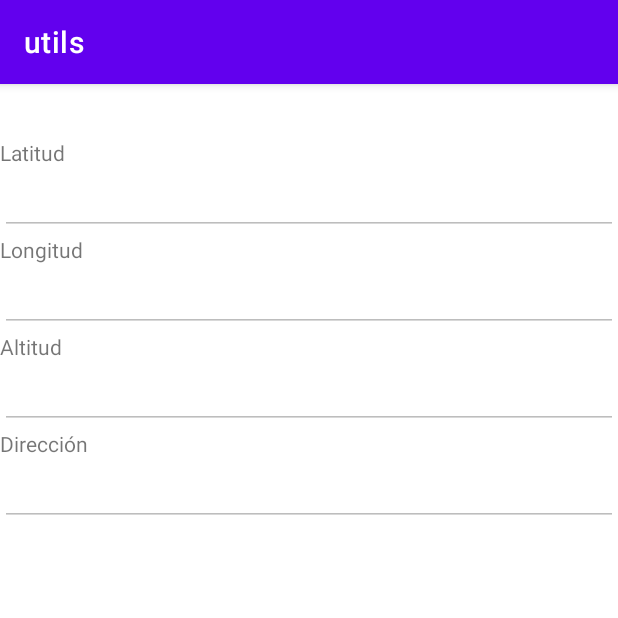
After one commit to speed1test/KotlinUtils, an Android app: the fragment GPSFragment shown on its own in the app's theme, on a phone screen of 412 x 824 dp, the top half of it. The commit adds this screen. Run offline under Robolectric (Android 15) with nearby library versions, the phone set to English and light mode, and no system bars.

Commit message:
Agrego función de GPS a la app

```diff
--- /dev/null
+++ b/app/src/main/java/com/example/utils/ui/GPSFragment.kt
@@ -0,0 +1,79 @@
+package com.example.utils.ui
+import android.Manifest
+import android.annotation.SuppressLint
+import android.content.Context
+import android.content.pm.PackageManager
+import android.location.Geocoder
+import android.location.Location
+import android.location.LocationListener
+import android.location.LocationManager
+import android.os.Bundle
+import android.view.LayoutInflater
+import android.view.View
+import android.view.ViewGroup
+import android.widget.EditText
+import android.widget.Toast
+import androidx.core.content.ContextCompat
+import androidx.fragment.app.Fragment
+import com.example.utils.R
+class GPSFragment : Fragment(), LocationListener {
+    private lateinit var edtLatitud: EditText
+    private lateinit var edtLongitud: EditText
+    private lateinit var edtAltitud: EditText
+    private lateinit var edtDireccion: EditText
+    private lateinit var locationManager: LocationManager
+    private lateinit var geoCoder: Geocoder
+    private val locationPermissionCode = 2
+    override fun onCreateView(
+        inflater: LayoutInflater, container: ViewGroup?,
+        savedInstanceState: Bundle?
+    ): View? {
+        val fragment = inflater.inflate(R.layout.fragment_g_p_s, container, false)
+        edtLatitud = fragment.findViewById(R.id.edtLatitud)
+        edtLongitud = fragment.findViewById(R.id.edtlongitud)
+        edtAltitud = fragment.findViewById(R.id.edtAltitud)
+        edtDireccion = fragment.findViewById(R.id.edtDireccion)
+        geoCoder = Geocoder(context)
+        locationManager = requireActivity().getSystemService(Context.LOCATION_SERVICE) as
+                LocationManager
+        if ((ContextCompat.checkSelfPermission(requireActivity(),
+                Manifest.permission.ACCESS_FINE_LOCATION) !=
+                    PackageManager.PERMISSION_GRANTED)) {
+            requestPermissions(arrayOf(Manifest.permission.ACCESS_FINE_LOCATION),
+                locationPermissionCode)
+        } else {
+            initLocation()
+        }
+        return fragment
+    }
+    override fun onLocationChanged(location: Location) {
+        edtLatitud.setText(location.latitude.toString())
+        edtAltitud.setText(location.altitude.toString())
+        edtLongitud.setText(location.longitude.toString())
+        val dir = geoCoder.getFromLocation(location.latitude, location.longitude, 1)
+        if (dir != null && dir.count() > 0) {
+            val direccion = dir.first()
+            edtDireccion.setText("${direccion.locality}, ${direccion.subAdminArea}, ${direccion.countryName}")
+        }
+    }
+    override fun onRequestPermissionsResult(requestCode: Int, permissions: Array<out String>,
+                                            grantResults: IntArray) {
+        if (requestCode == locationPermissionCode) {
+            if (grantResults.isNotEmpty() && grantResults[0] ==
+                PackageManager.PERMISSION_GRANTED) {
+                initLocation()
+            }
+            else {
+                Toast.makeText(context, "Permiso para GPS denegado",
+                    Toast.LENGTH_SHORT).show()
+            }
+        }
+    }
+    @SuppressLint("MissingPermission")
+    private fun initLocation() {
+        locationManager.getLastKnownLocation(LocationManager.GPS_PROVIDER)?.let {
+            onLocationChanged(it)
+        }
+        locationManager.requestLocationUpdates(LocationManager.GPS_PROVIDER, 10, 0f, this)
+    }
+}
--- /dev/null
+++ b/app/src/main/res/layout/fragment_g_p_s.xml
@@ -0,0 +1,55 @@
+<?xml version="1.0" encoding="utf-8"?>
+<LinearLayout xmlns:android="http://schemas.android.com/apk/res/android"
+    xmlns:tools="http://schemas.android.com/tools"
+    android:layout_width="fill_parent"
+    android:layout_height="fill_parent"
+    android:orientation="vertical"
+    tools:context=".ui.GPSFragment" >
+    <View
+        android:layout_width="match_parent"
+        android:layout_height="36dp" />
+    <TextView
+        android:layout_width="match_parent"
+        android:layout_height="wrap_content"
+        android:text="@string/txtLatitud" >
+    </TextView>
+    <EditText
+        android:id="@+id/edtLatitud"
+        android:layout_width="match_parent"
+        android:layout_height="wrap_content"
+        android:enabled="false"
+        android:width="1dp" />
+    <TextView
+        android:layout_width="match_parent"
+        android:layout_height="wrap_content"
+        android:text="@string/txtLongitud" >
+    </TextView>
+    <EditText
+        android:id="@+id/edtlongitud"
+        android:layout_width="match_parent"
+        android:layout_height="wrap_content"
+        android:enabled="false"
+        android:width="1dp" />
+    <TextView
+        android:layout_width="match_parent"
+        android:layout_height="wrap_content"
+        android:text="@string/txtAltitud" >
+    </TextView>
+    <EditText
+        android:id="@+id/edtAltitud"
+        android:layout_width="match_parent"
+        android:layout_height="wrap_content"
+        android:enabled="false"
+        android:width="1dp" />
+    <TextView
+        android:layout_width="match_parent"
+        android:layout_height="wrap_content"
+        android:text="@string/txtDireccion" >
+    </TextView>
+    <EditText
+        android:id="@+id/edtDireccion"
+        android:layout_width="match_parent"
+        android:layout_height="wrap_content"
+        android:enabled="false"
+        android:width="1dp" />
+</LinearLayout>
--- a/app/src/main/res/menu/activity_main_drawer.xml
+++ b/app/src/main/res/menu/activity_main_drawer.xml
@@ -24,5 +24,9 @@
             android:id="@+id/nav_dictado"
             android:icon="@drawable/ic_menu_slideshow"
             android:title="@string/menu_dictado" />
+        <item
+            android:id="@+id/nav_gps"
+            android:icon="@drawable/ic_menu_slideshow"
+            android:title="@string/menu_gps" />
     </group>
 </menu>
--- a/app/src/main/res/navigation/mobile_navigation.xml
+++ b/app/src/main/res/navigation/mobile_navigation.xml
@@ -32,4 +32,9 @@
         android:name="com.example.utils.ui.DictadoFragment"
         android:label="@string/menu_camara"
         tools:layout="@layout/fragment_dictado" />
+    <fragment
+        android:id="@+id/nav_gps"
+        android:name="com.example.utils.ui.GPSFragment"
+        android:label="@string/menu_camara"
+        tools:layout="@layout/fragment_g_p_s" />
 </navigation>
--- a/app/src/main/res/values/strings.xml
+++ b/app/src/main/res/values/strings.xml
@@ -15,6 +15,13 @@
     <string name="menu_lectura">Lectura</string>
     <string name="btn_tts1">Leer</string>
     <string name="menu_dictado">Dictado</string>
+
+    <string name="txtLatitud">Latitud</string>
+    <string name="txtLongitud">Longitud</string>
+    <string name="txtAltitud">Altitud</string>
+    <string name="txtDireccion">Dirección</string>
+
+    <string name="menu_gps">GPS</string>
     <!-- TODO: Remove or change this placeholder text -->
     <string name="hello_blank_fragment">Hello blank fragment</string>
 </resources>
```
